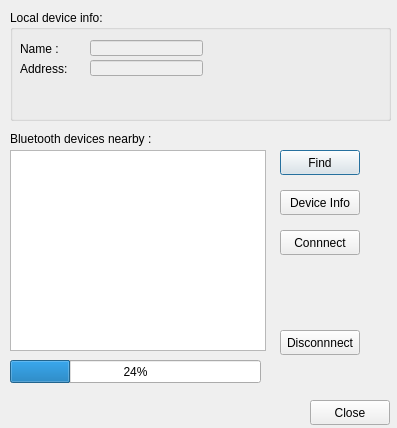
Before: the Qt Designer form btconnector.ui in miiiiichal/OBDScanner, drawn with Qt 5.
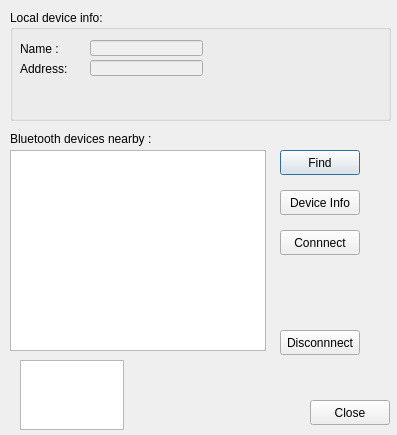
After: the same form once the commit is applied.

Commit message: searching devices - ok; info about devices - err

Patch:
```diff
--- a/btconnector.ui
+++ b/btconnector.ui
@@ -7,7 +7,7 @@
     <x>0</x>
     <y>0</y>
     <width>397</width>
-    <height>428</height>
+    <height>435</height>
    </rect>
   </property>
   <property name="windowTitle">
@@ -179,18 +179,15 @@
     </property>
    </widget>
   </widget>
-  <widget class="QProgressBar" name="progressBar">
+  <widget class="QTextEdit" name="textEdit">
    <property name="geometry">
     <rect>
-     <x>10</x>
+     <x>20</x>
      <y>360</y>
-     <width>251</width>
-     <height>23</height>
+     <width>104</width>
+     <height>70</height>
     </rect>
    </property>
-   <property name="value">
-    <number>24</number>
-   </property>
   </widget>
  </widget>
  <resources/>
```
The commit also changes 2 other files.
